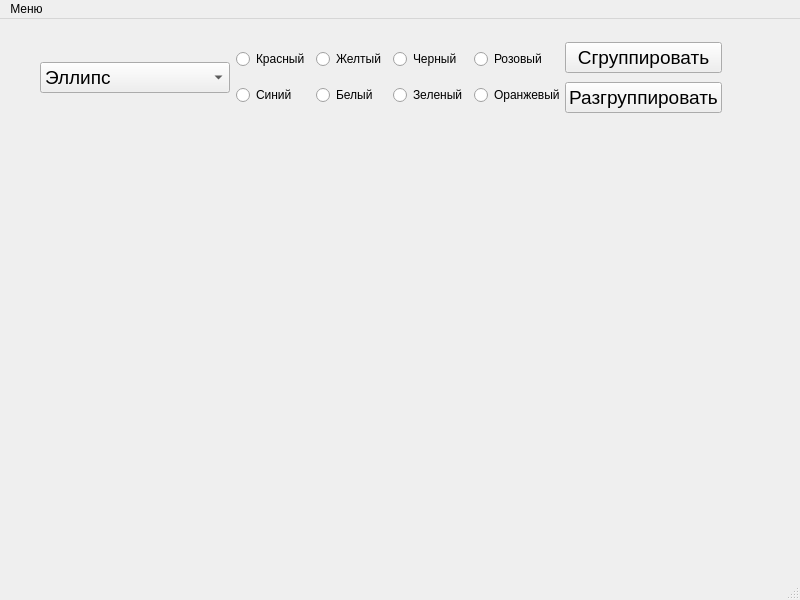
This is mainwindow.ui in curtiscabin/OOP_sixth_lab as Qt 5 draws it before an edit. The edited form follows.
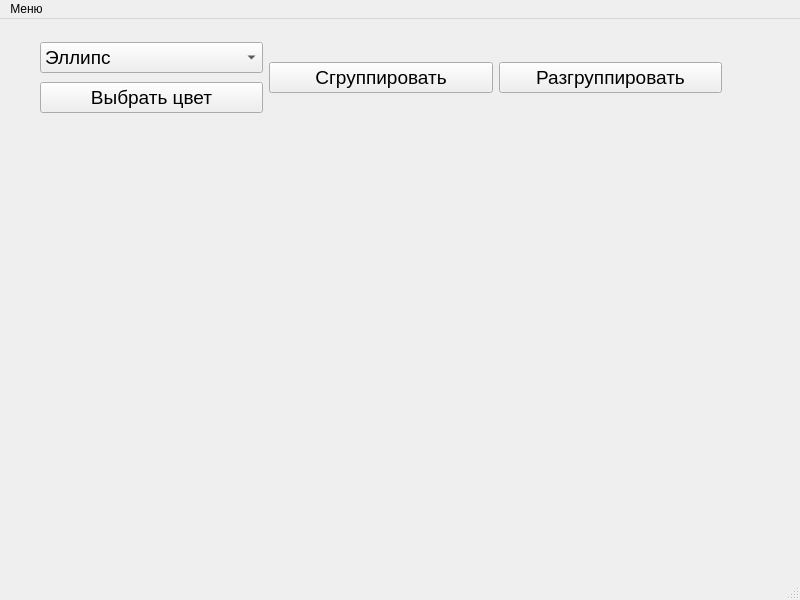
This is the edited form. Icons and pictures are not drawn.

The edit to the form file:
```diff
--- a/mainwindow.ui
+++ b/mainwindow.ui
@@ -37,6 +37,8 @@
     </property>
     <layout class="QHBoxLayout" name="horizontalLayout">
      <item>
+      <layout class="QVBoxLayout" name="verticalLayout_2">
+       <item>
       <widget class="QComboBox" name="comboBox">
        <property name="font">
         <font>
@@ -75,60 +77,14 @@
       </widget>
      </item>
      <item>
-      <layout class="QGridLayout" name="gridLayout">
-       <item row="1" column="3">
-        <widget class="QRadioButton" name="radioOrange">
-         <property name="text">
-          <string>Оранжевый</string>
+        <widget class="QPushButton" name="pushButtonColor">
+         <property name="font">
+          <font>
+           <pointsize>14</pointsize>
+          </font>
          </property>
-        </widget>
-       </item>
-       <item row="1" column="2">
-        <widget class="QRadioButton" name="radioGreen">
          <property name="text">
-          <string>Зеленый</string>
-         </property>
-        </widget>
-       </item>
-       <item row="0" column="2">
-        <widget class="QRadioButton" name="radioBlack">
-         <property name="text">
-          <string>Черный</string>
-         </property>
-        </widget>
-       </item>
-       <item row="0" column="3">
-        <widget class="QRadioButton" name="radioPink">
-         <property name="text">
-          <string>Розовый</string>
-         </property>
-        </widget>
-       </item>
-       <item row="0" column="1">
-        <widget class="QRadioButton" name="radioYellow">
-         <property name="text">
-          <string>Желтый</string>
-         </property>
-        </widget>
-       </item>
-       <item row="0" column="0">
-        <widget class="QRadioButton" name="radioRed">
-         <property name="text">
-          <string>Красный</string>
-         </property>
-        </widget>
-       </item>
-       <item row="1" column="0">
-        <widget class="QRadioButton" name="radioBlue">
-         <property name="text">
-          <string>Синий</string>
-         </property>
-        </widget>
-       </item>
-       <item row="1" column="1">
-        <widget class="QRadioButton" name="radioWhite">
-         <property name="text">
-          <string>Белый</string>
+          <string>Выбрать цвет</string>
          </property>
         </widget>
        </item>
@@ -148,6 +104,8 @@
          </property>
         </widget>
        </item>
+      </layout>
+     </item>
        <item>
         <widget class="QPushButton" name="pushButton_ungroup">
          <property name="font">
@@ -159,8 +117,6 @@
           <string>Разгруппировать</string>
          </property>
         </widget>
-       </item>
-      </layout>
      </item>
     </layout>
    </widget>
```
Lines whose indentation alone changed are shown as unchanged.
